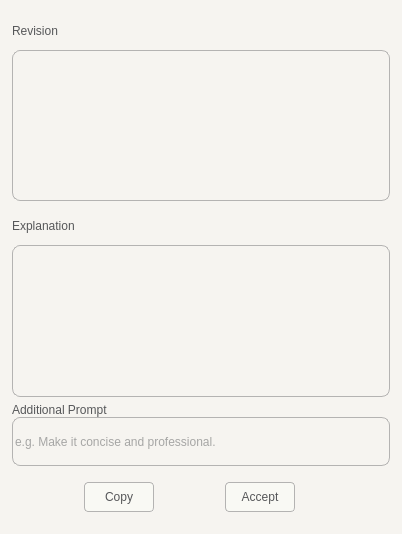
Old version of the form ui/src/reword.ui in the repository jcsq6/ai-tools.
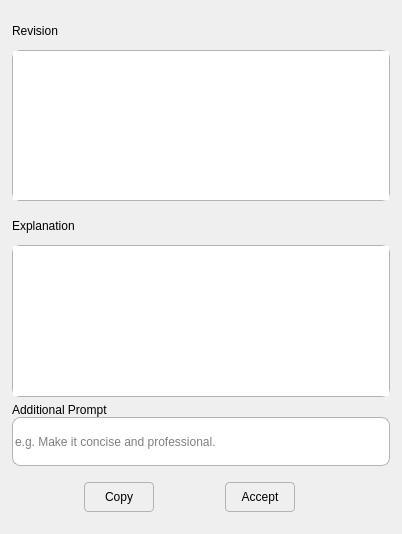
New version of the form. Icons and pictures are not drawn.

What changed in the file:
```diff
--- a/ui/src/reword.ui
+++ b/ui/src/reword.ui
@@ -32,9 +32,7 @@
    <string>Reword</string>
   </property>
   <property name="styleSheet">
-   <string notr="true">background-color:rgb(246, 244, 240);
-color: rgb(86, 87, 89);
-</string>
+   <string notr="true"/>
   </property>
   <layout class="QVBoxLayout" name="verticalLayout" stretch="3,3,1,0">
    <property name="spacing">
@@ -237,13 +235,11 @@
 	text-align:center;
 	border: 1px solid rgb(180, 179, 178);
 	border-radius: 4px;
-	background-color: rgb(249, 249, 244);	
 }
 QPushButton:hover {
 	background-color: rgb(238, 236, 233);
 }
 QPushButton:checked {
-	background-color: rgb(214, 212, 212);
 }</string>
         </property>
         <property name="text">
@@ -277,13 +273,11 @@
 	text-align:center;
 	border: 1px solid rgb(180, 179, 178);
 	border-radius: 4px;
-	background-color: rgb(249, 249, 244);	
 }
 QPushButton:hover {
 	background-color: rgb(238, 236, 233);
 }
 QPushButton:checked {
-	background-color: rgb(214, 212, 212);
 }</string>
         </property>
         <property name="text">
```
Left out of the diff: 6 changed lines with no effect on the pictures.
